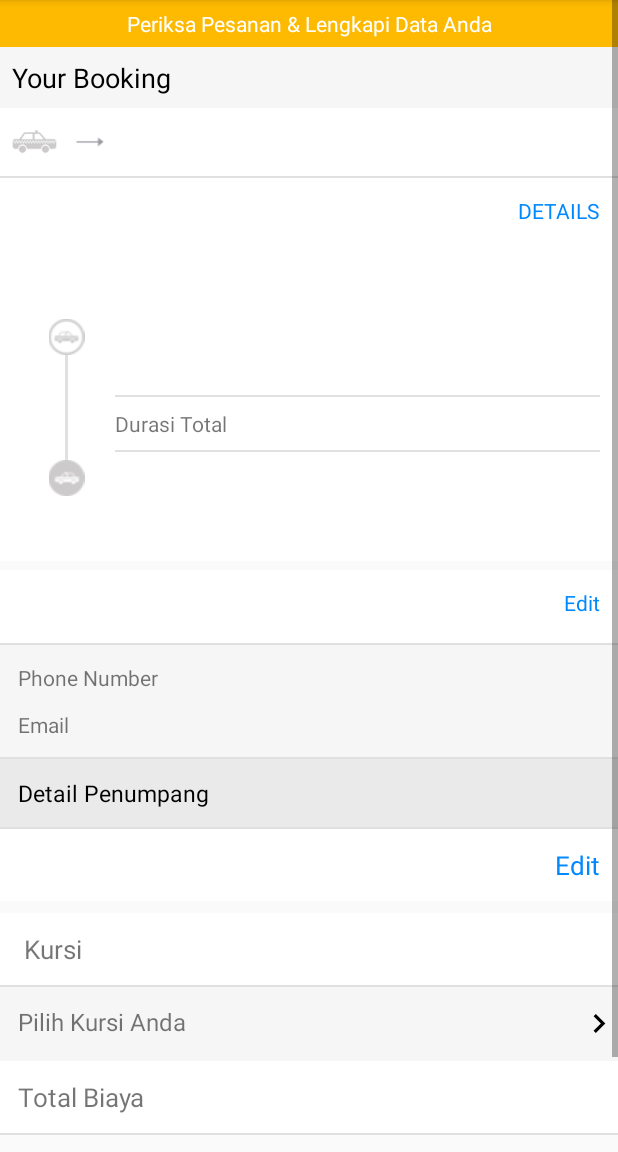
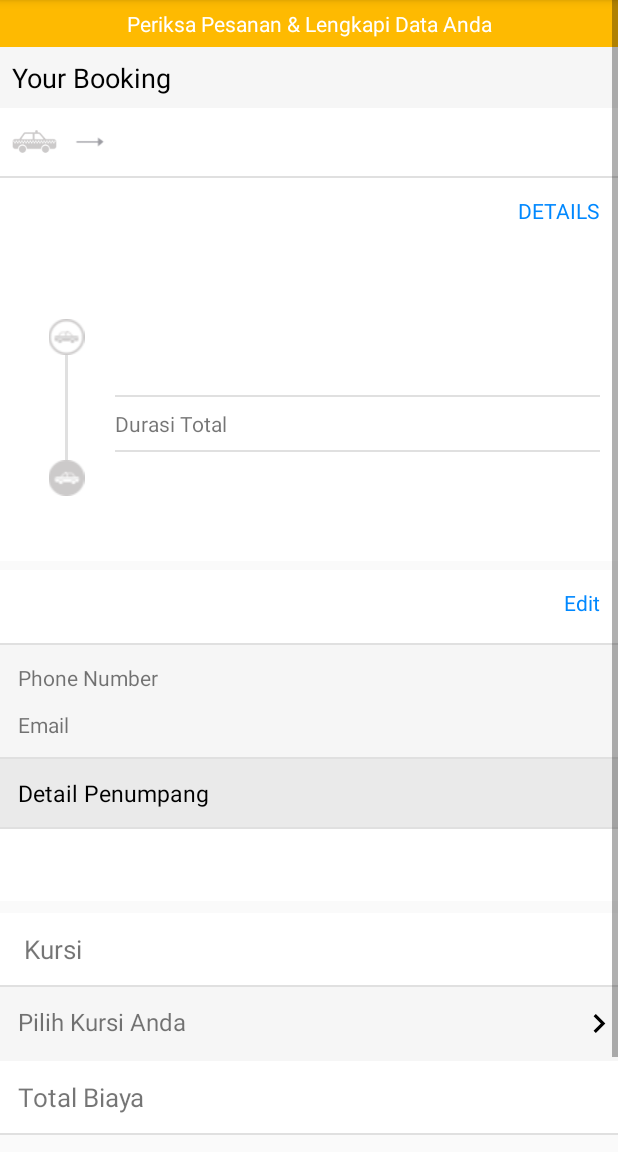
Before and after one commit to iavtamvan/TaxiOnline, an Android app: the IsiDataTaxiActivity screen opened directly, with no data from a screen before it, on a phone screen of 412 x 824 dp, the part 84-1236 px from its top. Run offline under Robolectric (Android 15) with nearby library versions, the phone set to English and light mode, and no system bars.

Commit message:
Bank Commit 1

```diff
--- a/app/src/main/res/layout/activity_isi_data_taxi.xml
+++ b/app/src/main/res/layout/activity_isi_data_taxi.xml
@@ -22,16 +22,16 @@
                 <LinearLayout
                     android:layout_width="match_parent"
                     android:layout_height="wrap_content"
-                        android:padding="6dp"
-                        android:background="@color/colorAccent">
+                    android:background="@color/colorAccent"
+                    android:padding="6dp">
 
                     <TextView
                         android:layout_width="match_parent"
                         android:layout_height="wrap_content"
                         android:gravity="center"
-                            android:textSize="14dp"
                         android:text="Periksa Pesanan &amp; Lengkapi Data Anda"
-                            android:textColor="@color/white" />
+                        android:textColor="@color/white"
+                        android:textSize="14dp" />
 
                 </LinearLayout>
 
@@ -283,8 +283,8 @@
                                 android:layout_width="wrap_content"
                                 android:layout_height="wrap_content"
                                 android:layout_alignParentRight="true"
+                                android:paddingLeft="12dp"
                                 android:text="Edit"
-                                    android:paddingLeft="12dp"
                                 android:textColor="#0088ff" />
 
                         </RelativeLayout>
@@ -367,206 +367,207 @@
                             <TextView
                                 android:layout_width="wrap_content"
                                 android:layout_height="wrap_content"
-                                    android:textSize="15dp"
+                                android:text="Detail Penumpang"
                                 android:textColor="@color/black"
-                                    android:text="Detail Penumpang"/>
+                                android:textSize="15dp" />
 
                         </LinearLayout>
 
                         <View
                             android:layout_width="match_parent"
                             android:layout_height="1dp"
-                                android:background="#e0e0e0"/>
+                            android:background="#e0e0e0" />
 
                         <RelativeLayout
                             android:layout_width="match_parent"
                             android:layout_height="wrap_content"
+                            android:layout_marginBottom="4dp"
                             android:background="@color/white"
-                                android:layout_marginBottom="4dp"
                             android:padding="12dp">
+
+                            <TextView
+                                android:id="@+id/tv_pesan_nama_detail_penumpang"
+                                android:layout_width="wrap_content"
+                                android:layout_height="wrap_content"
+                                android:text="Nama"
+                                android:textSize="17dp" />
 
                             <TextView
                                 android:layout_width="wrap_content"
                                 android:layout_height="wrap_content"
+                                android:layout_alignParentRight="true"
+                                android:text="Edit"
+                                android:textColor="#0088ff"
                                 android:textSize="17dp"
-                                    android:text="Nama"
-                                    android:id="@+id/tv_pesan_nama_detail_penumpang"/>
+                                android:visibility="gone" />
+
+                        </RelativeLayout>
+
+                        <RelativeLayout
+                            android:layout_width="match_parent"
+                            android:layout_height="wrap_content"
+                            android:layout_marginBottom="4dp"
+                            android:background="@color/white"
+                            android:padding="12dp"
+                            android:visibility="gone">
 
                             <TextView
                                 android:layout_width="wrap_content"
                                 android:layout_height="wrap_content"
+                                android:text="Nama"
+                                android:textSize="17dp" />
+
+                            <TextView
+                                android:layout_width="wrap_content"
+                                android:layout_height="wrap_content"
+                                android:layout_alignParentRight="true"
                                 android:text="Edit"
-                                    android:textSize="17dp"
-                                    android:layout_alignParentRight="true"
-                                    android:textColor="#0088ff"/>
+                                android:textColor="#0088ff"
+                                android:textSize="17dp" />
 
                         </RelativeLayout>
 
                         <RelativeLayout
-                                android:visibility="gone"
                             android:layout_width="match_parent"
                             android:layout_height="wrap_content"
+                            android:layout_marginBottom="4dp"
                             android:background="@color/white"
-                                android:layout_marginBottom="4dp"
-                                android:padding="12dp">
+                            android:padding="12dp"
+                            android:visibility="gone">
 
                             <TextView
                                 android:layout_width="wrap_content"
                                 android:layout_height="wrap_content"
-                                    android:textSize="17dp"
-                                    android:text="Nama"/>
+                                android:text="Nama"
+                                android:textSize="17dp" />
 
                             <TextView
                                 android:layout_width="wrap_content"
                                 android:layout_height="wrap_content"
+                                android:layout_alignParentRight="true"
                                 android:text="Edit"
-                                    android:textSize="17dp"
-                                    android:layout_alignParentRight="true"
-                                    android:textColor="#0088ff"/>
+                                android:textColor="#0088ff"
+                                android:textSize="17dp" />
 
                         </RelativeLayout>
 
                         <RelativeLayout
-                                android:visibility="gone"
                             android:layout_width="match_parent"
                             android:layout_height="wrap_content"
+                            android:layout_marginBottom="4dp"
                             android:background="@color/white"
-                                android:layout_marginBottom="4dp"
-                                android:padding="12dp">
+                            android:padding="12dp"
+                            android:visibility="gone">
 
                             <TextView
                                 android:layout_width="wrap_content"
                                 android:layout_height="wrap_content"
-                                    android:textSize="17dp"
-                                    android:text="Nama"/>
+                                android:text="Nama"
+                                android:textSize="17dp" />
 
                             <TextView
                                 android:layout_width="wrap_content"
                                 android:layout_height="wrap_content"
+                                android:layout_alignParentRight="true"
                                 android:text="Edit"
-                                    android:textSize="17dp"
-                                    android:layout_alignParentRight="true"
-                                    android:textColor="#0088ff"/>
+                                android:textColor="#0088ff"
+                                android:textSize="17dp" />
 
                         </RelativeLayout>
 
                         <RelativeLayout
-                                android:visibility="gone"
                             android:layout_width="match_parent"
                             android:layout_height="wrap_content"
+                            android:layout_marginBottom="4dp"
                             android:background="@color/white"
-                                android:layout_marginBottom="4dp"
-                                android:padding="12dp">
+                            android:padding="12dp"
+                            android:visibility="gone">
 
                             <TextView
                                 android:layout_width="wrap_content"
                                 android:layout_height="wrap_content"
-                                    android:textSize="17dp"
-                                    android:text="Nama"/>
+                                android:text="Nama"
+                                android:textSize="17dp" />
 
                             <TextView
                                 android:layout_width="wrap_content"
                                 android:layout_height="wrap_content"
+                                android:layout_alignParentRight="true"
                                 android:text="Edit"
-                                    android:textSize="17dp"
-                                    android:layout_alignParentRight="true"
-                                    android:textColor="#0088ff"/>
+                                android:textColor="#0088ff"
+                                android:textSize="17dp" />
 
                         </RelativeLayout>
 
                         <RelativeLayout
-                                android:visibility="gone"
                             android:layout_width="match_parent"
                             android:layout_height="wrap_content"
+                            android:layout_marginBottom="4dp"
                             android:background="@color/white"
-                                android:layout_marginBottom="4dp"
-                                android:padding="12dp">
+                            android:padding="12dp"
+                            android:visibility="gone">
 
                             <TextView
                                 android:layout_width="wrap_content"
                                 android:layout_height="wrap_content"
-                                    android:textSize="17dp"
-                                    android:text="Nama"/>
+                                android:text="Nama"
+                                android:textSize="17dp" />
 
                             <TextView
                                 android:layout_width="wrap_content"
                                 android:layout_height="wrap_content"
+                                android:layout_alignParentRight="true"
                                 android:text="Edit"
-                                    android:textSize="17dp"
-                                    android:layout_alignParentRight="true"
-                                    android:textColor="#0088ff"/>
+                                android:textColor="#0088ff"
+                                android:textSize="17dp" />
 
                         </RelativeLayout>
 
                         <RelativeLayout
-                                android:visibility="gone"
                             android:layout_width="match_parent"
                             android:layout_height="wrap_content"
+                            android:layout_marginBottom="4dp"
                             android:background="@color/white"
-                                android:layout_marginBottom="4dp"
-                                android:padding="12dp">
+                            android:padding="12dp"
+                            android:visibility="gone">
 
                             <TextView
                                 android:layout_width="wrap_content"
                                 android:layout_height="wrap_content"
-                                    android:textSize="17dp"
-                                    android:text="Nama"/>
+                                android:text="Nama"
+                                android:textSize="17dp" />
 
                             <TextView
                                 android:layout_width="wrap_content"
                                 android:layout_height="wrap_content"
+                                android:layout_alignParentRight="true"
                                 android:text="Edit"
-                                    android:textSize="17dp"
-                                    android:layout_alignParentRight="true"
-                                    android:textColor="#0088ff"/>
+                                android:textColor="#0088ff"
+                                android:textSize="17dp" />
 
                         </RelativeLayout>
 
                         <RelativeLayout
-                                android:visibility="gone"
                             android:layout_width="match_parent"
                             android:layout_height="wrap_content"
+                            android:layout_marginBottom="4dp"
                             android:background="@color/white"
-                                android:layout_marginBottom="4dp"
-                                android:padding="12dp">
+                            android:padding="12dp"
+                            android:visibility="gone">
 
                             <TextView
                                 android:layout_width="wrap_content"
                                 android:layout_height="wrap_content"
-                                    android:textSize="17dp"
-                                    android:text="Nama"/>
+                                android:text="Nama"
+                                android:textSize="17dp" />
 
                             <TextView
                                 android:layout_width="wrap_content"
                                 android:layout_height="wrap_content"
+                                android:layout_alignParentRight="true"
                                 android:text="Edit"
-                                    android:textSize="17dp"
-                                    android:layout_alignParentRight="true"
-                                    android:textColor="#0088ff"/>
-
-                            </RelativeLayout>
-
-                            <RelativeLayout
-                                android:visibility="gone"
-                                android:layout_width="match_parent"
-                                android:layout_height="wrap_content"
-                                android:background="@color/white"
-                                android:layout_marginBottom="4dp"
-                                android:padding="12dp">
-
-                                <TextView
-                                    android:layout_width="wrap_content"
-                                    android:layout_height="wrap_content"
-                                    android:textSize="17dp"
-                                    android:text="Nama"/>
-
-                                <TextView
-                                    android:layout_width="wrap_content"
-                                    android:layout_height="wrap_content"
-                                    android:text="Edit"
-                                    android:textSize="17dp"
-                                    android:layout_alignParentRight="true"
-                                    android:textColor="#0088ff"/>
+                                android:textColor="#0088ff"
+                                android:textSize="17dp" />
 
                         </RelativeLayout>
 
@@ -582,44 +583,44 @@
                         <LinearLayout
                             android:layout_width="match_parent"
                             android:layout_height="wrap_content"
-                                android:padding="12dp"
-                                android:background="@color/white">
+                            android:background="@color/white"
+                            android:padding="12dp">
 
                             <TextView
+                                android:id="@+id/tv_pesan_kursi"
                                 android:layout_width="wrap_content"
                                 android:layout_height="wrap_content"
                                 android:text="Pesan Tempat"
-                                    android:id="@+id/tv_pesan_kursi"
-                                    android:textSize="17dp"/>
+                                android:textSize="17dp" />
 
                         </LinearLayout>
 
                         <View
                             android:layout_width="match_parent"
                             android:layout_height="1dp"
-                                android:background="#e0e0e0"/>
+                            android:background="#e0e0e0" />
 
                         <RelativeLayout
                             android:id="@+id/relative_pesan_pilih_kursi"
-                                android:background="#f6f6f6"
                             android:layout_width="match_parent"
                             android:layout_height="wrap_content"
+                            android:background="#f6f6f6"
+                            android:paddingBottom="12dp"
                             android:paddingLeft="12dp"
-                                android:paddingTop="12dp"
-                                android:paddingBottom="12dp">
+                            android:paddingTop="12dp">
 
                             <TextView
                                 android:id="@+id/tv_pesan_nomor_kursi_klik"
                                 android:layout_width="match_parent"
                                 android:layout_height="wrap_content"
                                 android:text="Pilih Kursi Anda"
-                                    android:textSize="16dp"/>
+                                android:textSize="16dp" />
 
                             <ImageView
                                 android:layout_width="25dp"
                                 android:layout_height="25dp"
                                 android:layout_alignParentRight="true"
-                                    app:srcCompat="@drawable/ic_keyboard_arrow_right_black_24dp"/>
+                                app:srcCompat="@drawable/ic_keyboard_arrow_right_black_24dp" />
 
                         </RelativeLayout>
 
@@ -635,32 +636,32 @@
                             android:layout_width="match_parent"
                             android:layout_height="wrap_content"
                             android:background="#fff"
+                            android:paddingBottom="12dp"
                             android:paddingLeft="12dp"
-                            android:paddingTop="12dp"
-                            android:paddingBottom="12dp">
+                            android:paddingTop="12dp">
 
                             <TextView
                                 android:layout_width="wrap_content"
                                 android:layout_height="wrap_content"
                                 android:text="Total Biaya"
-                                android:textSize="17dp"/>
+                                android:textSize="17dp" />
 
                             <TextView
                                 android:id="@+id/tv_pesan_total_biaya"
                                 android:layout_width="wrap_content"
                                 android:layout_height="wrap_content"
                                 android:layout_alignParentRight="true"
-                                android:textSize="17dp"
+                                android:paddingRight="8dp"
+                                android:text="900000"
                                 android:textColor="@color/black"
-                                android:paddingRight="8dp"
-                                android:text="900000"/>
+                                android:textSize="17dp" />
 
                         </RelativeLayout>
 
                         <View
                             android:layout_width="match_parent"
                             android:layout_height="1dp"
-                                android:background="#e0e0e0"/>
+                            android:background="#e0e0e0" />
 
                     </LinearLayout>
 
@@ -670,17 +671,17 @@
                     android:id="@+id/linear_pesan_lanjutkan"
                     android:layout_width="match_parent"
                     android:layout_height="wrap_content"
-                        android:padding="8dp"
                     android:layout_margin="20dp"
-                        android:background="@color/colorAccent">
+                    android:background="@color/colorAccent"
+                    android:padding="8dp">
 
                     <TextView
                         android:layout_width="match_parent"
                         android:layout_height="match_parent"
+                        android:gravity="center"
+                        android:text="Lanjutkan"
                         android:textColor="@color/white"
-                            android:textSize="18dp"
-                            android:gravity="center"
-                            android:text="Lanjutkan"/>
+                        android:textSize="18dp" />
 
                 </LinearLayout>
 
```
Lines whose indentation alone changed are shown as unchanged.
